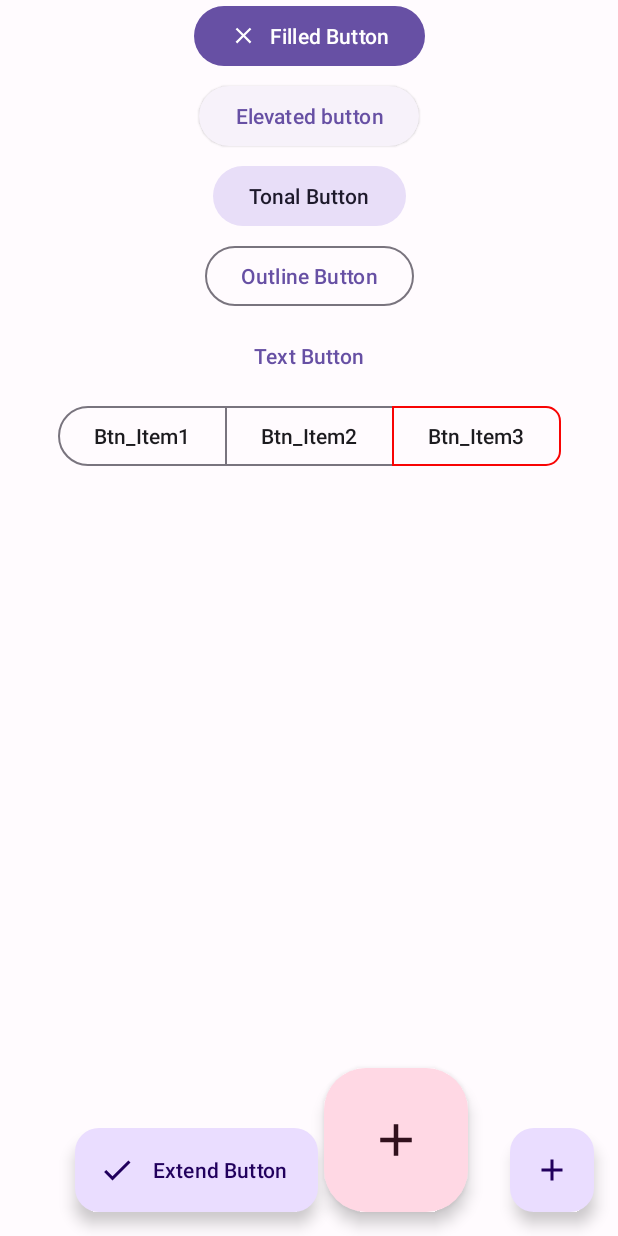
After one commit to hujiejeff/learn-android, an Android app: the ButtonDemoActivity screen opened directly, with no data from a screen before it, on a phone screen of 412 x 824 dp. The commit adds this screen. Run offline under Robolectric (Android 15) with nearby library versions, the phone set to English and light mode, and no system bars; libraries missing offline, so code that uses them is left out: com.blankj.utilcode, io.github.inflationx.calligraphy3, io.github.inflationx.viewpump; Roboto replaces fonts that are not available here; 1 statement that could not run was skipped.

Commit message:
添加MD3 Button Demo、Dialog demo、Carousel Demo页面

```diff
--- /dev/null
+++ b/app/src/main/java/com/hujiejeff/learn_android/material3/ButtonDemoActivity.kt
@@ -0,0 +1,14 @@
+package com.hujiejeff.learn_android.material3
+
+import androidx.appcompat.app.AppCompatActivity
+import android.os.Bundle
+import com.hujiejeff.learn_android.R
+import com.hujiejeff.learn_android.base.BaseActivity
+import com.hujiejeff.learn_android.databinding.ActivityButtonDemoBinding
+
+class ButtonDemoActivity : BaseActivity<ActivityButtonDemoBinding>() {
+    override fun ActivityButtonDemoBinding.initView() {
+        btnGroup.isSelectionRequired = true
+        btnGroup.isSingleSelection = true
+    }
+}
--- a/app/src/main/java/com/hujiejeff/learn_android/material3/CarouseDemoActivity.kt
+++ b/app/src/main/java/com/hujiejeff/learn_android/material3/CarouseDemoActivity.kt
@@ -16,11 +16,15 @@ import com.hujiejeff.learn_android.databinding.ItemCarouseSampleBinding
 class CarouseDemoActivity : BaseActivity<ActivityCarouseDemoBinding>() {
     override fun ActivityCarouseDemoBinding.initView() {
         rvCarouse.apply {
-            layoutManager = CarouselLayoutManager()
+            layoutManager = CarouselLayoutManager().apply {
+
+            }
             adapter = TestAdapter().apply {
                 submitList(listOf(0,1,2,3,4,5))
             }
         }
+
+
     }
 
 
--- /dev/null
+++ b/app/src/main/res/drawable/baseline_add_24.xml
@@ -0,0 +1,5 @@
+<vector android:height="24dp" android:tint="#000000"
+    android:viewportHeight="24" android:viewportWidth="24"
+    android:width="24dp" xmlns:android="http://schemas.android.com/apk/res/android">
+    <path android:fillColor="@android:color/white" android:pathData="M19,13h-6v6h-2v-6H5v-2h6V5h2v6h6v2z"/>
+</vector>
--- /dev/null
+++ b/app/src/main/res/layout/activity_button_demo.xml
@@ -0,0 +1,115 @@
+<?xml version="1.0" encoding="utf-8"?>
+<androidx.coordinatorlayout.widget.CoordinatorLayout
+    xmlns:android="http://schemas.android.com/apk/res/android"
+    xmlns:app="http://schemas.android.com/apk/res-auto"
+    xmlns:tools="http://schemas.android.com/tools"
+    android:layout_width="match_parent"
+    android:layout_height="match_parent">
+    <androidx.core.widget.NestedScrollView
+
+        android:layout_width="match_parent"
+        android:layout_height="match_parent">
+        <androidx.constraintlayout.widget.ConstraintLayout
+            android:layout_width="match_parent"
+            android:layout_height="match_parent"
+            tools:context=".material3.ButtonDemoActivity">
+            <com.google.android.material.button.MaterialButton
+                app:icon="@drawable/ic_close_24dp"
+                android:id="@+id/filledBtn"
+                android:layout_width="wrap_content"
+                android:layout_height="wrap_content"
+                android:text="Filled Button" />
+
+            <Button
+                android:id="@+id/elevatedBtn"
+                style="@style/Widget.Material3.Button.ElevatedButton"
+                android:layout_width="wrap_content"
+                android:layout_height="wrap_content"
+                android:text="Elevated button" />
+
+            <Button
+                android:id="@+id/tonalBtn"
+                style="@style/Widget.Material3.Button.TonalButton"
+                android:layout_width="wrap_content"
+                android:layout_height="wrap_content"
+                android:text="Tonal Button" />
+            <Button
+                android:id="@+id/outlineBtn"
+                style="?attr/materialButtonOutlinedStyle"
+                android:layout_width="wrap_content"
+                android:layout_height="wrap_content"
+                android:text="Outline Button" />
+            <Button
+                android:text="Text Button"
+                style="@style/Widget.Material3.Button.TextButton"
+                android:id="@+id/btn_text"
+                android:layout_width="wrap_content"
+                android:layout_height="wrap_content"/>
+            <com.google.android.material.button.MaterialButtonToggleGroup
+                style="@style/Widget.Material3.MaterialButtonToggleGroup"
+                android:id="@+id/btn_group"
+                android:layout_width="wrap_content"
+                android:layout_height="wrap_content">
+                <Button
+                    style="?attr/materialButtonOutlinedStyle"
+                    android:layout_width="wrap_content"
+                    android:layout_height="wrap_content"
+                    android:text="Btn_Item1" />
+                <Button
+                    style="?attr/materialButtonOutlinedStyle"
+                    android:layout_width="wrap_content"
+                    android:layout_height="wrap_content"
+
+                    android:text="Btn_Item2" />
+                <com.google.android.material.button.MaterialButton
+                    app:strokeColor="@color/red"
+                    app:cornerRadius="10dp"
+                    style="?attr/materialButtonOutlinedStyle"
+                    android:layout_width="wrap_content"
+                    android:layout_height="wrap_content"
+                    android:text="Btn_Item3" />
+
+            </com.google.android.material.button.MaterialButtonToggleGroup>
+
+            <androidx.constraintlayout.helper.widget.Flow
+                android:id="@+id/group_btn"
+                android:layout_width="match_parent"
+                android:layout_height="wrap_content"
+                android:orientation="vertical"
+                app:constraint_referenced_ids="filledBtn,elevatedBtn,tonalBtn,outlineBtn,btn_text,btn_group"
+                app:flow_horizontalAlign="center"
+                app:flow_horizontalBias="0"
+                app:flow_horizontalGap="10dp"
+                app:flow_horizontalStyle="packed"
+                app:flow_verticalGap="5dp"
+                app:layout_constraintTop_toTopOf="parent"
+                tools:layout_editor_absoluteX="0dp" />
+        </androidx.constraintlayout.widget.ConstraintLayout>
+    </androidx.core.widget.NestedScrollView>
+    <com.google.android.material.floatingactionbutton.FloatingActionButton
+        android:id="@+id/floating_action_button"
+        android:layout_width="wrap_content"
+        android:layout_height="wrap_content"
+        android:layout_gravity="bottom|end"
+        android:layout_marginEnd="16dp"
+        android:layout_marginBottom="16dp"
+        android:contentDescription="plus"
+        app:srcCompat="@drawable/baseline_add_24"/>
+    <com.google.android.material.floatingactionbutton.FloatingActionButton
+        style="@style/Widget.Material3.FloatingActionButton.Large.Tertiary"
+        android:layout_width="wrap_content"
+        android:layout_height="wrap_content"
+        android:layout_gravity="bottom|end"
+        android:layout_marginEnd="100dp"
+        android:layout_marginBottom="16dp"
+        android:contentDescription="plus"
+        app:srcCompat="@drawable/baseline_add_24"/>
+    <com.google.android.material.floatingactionbutton.ExtendedFloatingActionButton
+        app:icon="@drawable/baseline_check_24"
+        android:layout_gravity="bottom|end"
+        android:layout_marginEnd="200dp"
+        android:layout_marginBottom="16dp"
+        android:text="Extend Button"
+        android:layout_width="wrap_content"
+        android:layout_height="wrap_content"/>
+</androidx.coordinatorlayout.widget.CoordinatorLayout>
```
Also changed, not shown: app/src/main/AndroidManifest.xml (+7 -3 lines), app/src/main/java/com/hujiejeff/learn_android/material3/DialogDemoFragment.kt (added, +46 -0 lines), app/src/main/java/com/hujiejeff/learn_android/material3/Material3DemoActivity.kt (+33 -1 lines), app/src/main/res/layout/activity_material3_demo.xml (+13 -1 lines), app/src/main/res/layout/fragment_dialog_demo.xml (added, +28 -0 lines).
